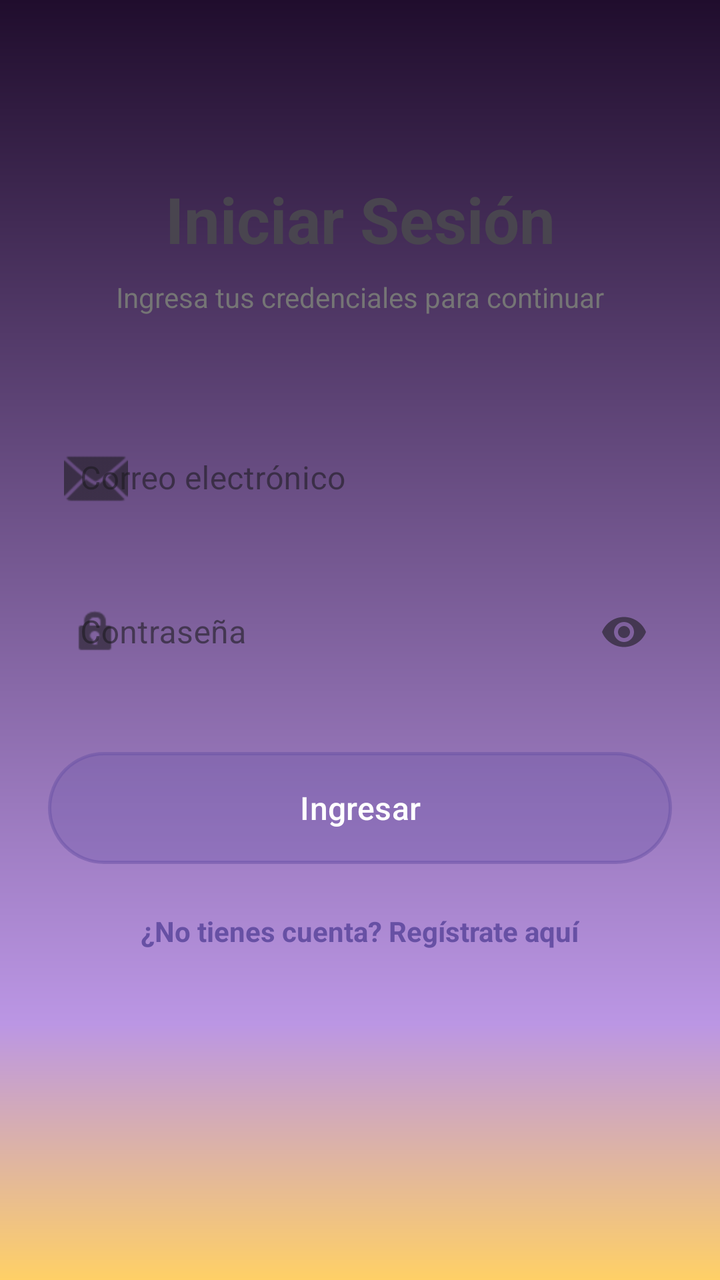
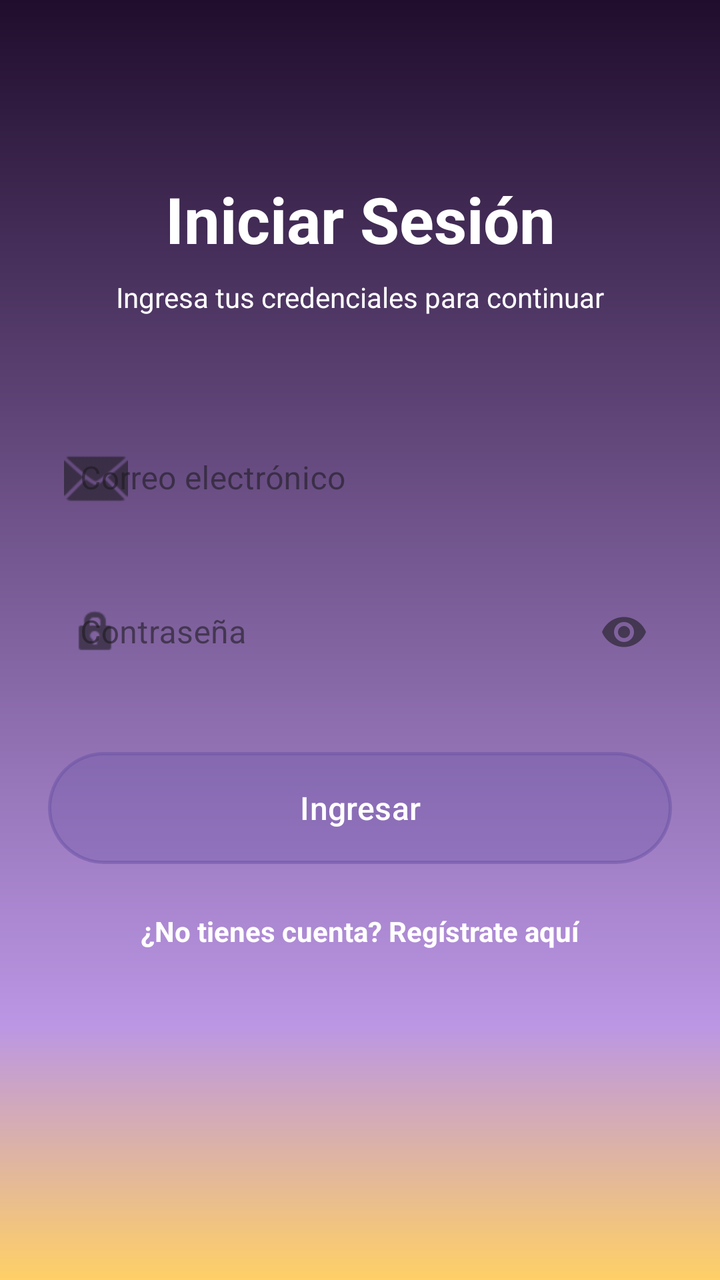

Compare the two renders of this Android layout. The source of the first and the diff that turns it into the second are given below.
<!-- AndroidManifest.xml: application theme Theme.DesafioPractico3 -->
<!-- res/layout/activity_login.xml -->
<?xml version="1.0" encoding="utf-8"?>
<androidx.constraintlayout.widget.ConstraintLayout
    xmlns:android="http://schemas.android.com/apk/res/android"
    xmlns:app="http://schemas.android.com/apk/res-auto"
    xmlns:tools="http://schemas.android.com/tools"
    android:layout_width="match_parent"
    android:background="@drawable/bg_gradiand_glass"
    android:layout_height="match_parent"
    android:padding="24dp"
    tools:context=".LoginActivity">

    
    <TextView
        android:id="@+id/tvTitle"
        android:layout_width="wrap_content"
        android:layout_height="wrap_content"
        android:layout_marginTop="64dp"
        android:text="Iniciar Sesión"
        android:textSize="32sp"
        android:textStyle="bold"
        app:layout_constraintEnd_toEndOf="parent"
        app:layout_constraintStart_toStartOf="parent"
        app:layout_constraintTop_toTopOf="parent" />

    
    <TextView
        android:id="@+id/tvSubtitle"
        android:layout_width="wrap_content"
        android:layout_height="wrap_content"
        android:layout_marginTop="8dp"
        android:text="Ingresa tus credenciales para continuar"
        android:textColor="#757575"
        app:layout_constraintEnd_toEndOf="parent"
        app:layout_constraintStart_toStartOf="parent"
        app:layout_constraintTop_toBottomOf="@id/tvTitle" />

    
    <com.google.android.material.textfield.TextInputLayout
        android:id="@+id/tilEmail"
        style="@style/Widget.MaterialComponents.TextInputLayout.OutlinedBox"
        android:layout_width="match_parent"
        android:layout_height="wrap_content"
        android:layout_marginTop="48dp"
        android:hint="Correo electrónico"
        app:startIconDrawable="@android:drawable/ic_dialog_email"
        app:layout_constraintTop_toBottomOf="@id/tvSubtitle">

        <com.google.android.material.textfield.TextInputEditText
            android:id="@+id/etEmail"
            android:layout_width="match_parent"
            android:background="@android:color/transparent"
            android:layout_height="wrap_content"
            android:inputType="textEmailAddress" />
    </com.google.android.material.textfield.TextInputLayout>

    
    <com.google.android.material.textfield.TextInputLayout
        android:id="@+id/tilPassword"
        style="@style/Widget.MaterialComponents.TextInputLayout.OutlinedBox"
        android:layout_width="match_parent"
        android:layout_height="wrap_content"
        android:layout_marginTop="16dp"
        android:hint="Contraseña"
        app:endIconMode="password_toggle"
        app:startIconDrawable="@android:drawable/ic_lock_idle_lock"
        app:layout_constraintTop_toBottomOf="@id/tilEmail">

        <com.google.android.material.textfield.TextInputEditText
            android:id="@+id/etPassword"
            android:layout_width="match_parent"
            android:background="@android:color/transparent"
            android:layout_height="wrap_content"
            android:inputType="textPassword" />

    </com.google.android.material.textfield.TextInputLayout>

    

    

    <com.google.android.material.button.MaterialButton
        android:id="@+id/btnLogin"
        android:layout_width="match_parent"
        android:layout_height="56dp"
        android:layout_marginTop="32dp"
        android:background="@drawable/bg_boton_cristal"
        android:text="Ingresar"
        android:textSize="16sp"
        app:cornerRadius="8dp"
        app:layout_constraintTop_toBottomOf="@id/tilPassword"
        app:strokeColor="@color/white"
        app:strokeWidth="1.5dp"
        tools:layout_editor_absoluteX="24dp" />

    <TextView
        android:id="@+id/tvIrRegistro"
        android:layout_width="wrap_content"
        android:layout_height="wrap_content"
        android:layout_marginTop="16dp"
        android:text="¿No tienes cuenta? Regístrate aquí"
        android:textColor="?attr/colorPrimary"
        android:textStyle="bold"
        android:padding="8dp"
        app:layout_constraintEnd_toEndOf="parent"
        app:layout_constraintStart_toStartOf="parent"
        app:layout_constraintTop_toBottomOf="@id/btnLogin" />

    
    <ProgressBar
        android:id="@+id/progressBar"
        android:layout_width="wrap_content"
        android:layout_height="wrap_content"
        android:visibility="gone"
        android:elevation="8dp"
        app:layout_constraintBottom_toBottomOf="parent"
        app:layout_constraintEnd_toEndOf="parent"
        app:layout_constraintStart_toStartOf="parent"
        app:layout_constraintTop_toTopOf="parent" />

</androidx.constraintlayout.widget.ConstraintLayout>
<!-- resources referenced by this layout -->
<resources>
  <color name="white">#FFFFFFFF</color>
  <!-- drawable bg_boton_cristal (drawable) -->
  <?xml version="1.0" encoding="utf-8"?>
  <ripple xmlns:android="http://schemas.android.com/apk/res/android"
      android:color="#40FFFFFF"> 
  
      <item>
          <shape android:shape="rectangle">
              
              <corners android:radius="100dp" />
  
              
              <solid android:color="#4DFFFFFF" />
  
              
              <stroke
                  android:width="1.5dp"
                  android:color="#80FFFFFF" />
          </shape>
      </item>
  
  </ripple>
  <!-- drawable bg_gradiand_glass (drawable) -->
  <?xml version="1.0" encoding="utf-8"?>
  <shape xmlns:android="http://schemas.android.com/apk/res/android">
      <gradient
          android:useLevel="true"
          android:angle="90"
          android:centerX="0.2"
          android:centerY="0.2"
          android:endColor="#200D2D"
          android:centerColor="#BB96E4"
          android:startColor="#FFD066" />
  </shape>
  <style name="Theme.DesafioPractico3" parent="Base.Theme.DesafioPractico3" />
  <style name="Base.Theme.DesafioPractico3" parent="Theme.Material3.DayNight.NoActionBar">
          
          
      </style>
</resources>

<!-- the commit's change to res/layout/activity_login.xml (unified diff, before → after) -->
@@ -4,6 +4,7 @@
     xmlns:app="http://schemas.android.com/apk/res-auto"
     xmlns:tools="http://schemas.android.com/tools"
     android:layout_width="match_parent"
+
     android:background="@drawable/bg_gradiand_glass"
     android:layout_height="match_parent"
     android:padding="24dp"
@@ -18,6 +19,7 @@
         android:text="Iniciar Sesión"
         android:textSize="32sp"
         android:textStyle="bold"
+        android:textColor="@color/white"
         app:layout_constraintEnd_toEndOf="parent"
         app:layout_constraintStart_toStartOf="parent"
         app:layout_constraintTop_toTopOf="parent" />
@@ -29,7 +31,7 @@
         android:layout_height="wrap_content"
         android:layout_marginTop="8dp"
         android:text="Ingresa tus credenciales para continuar"
-        android:textColor="#757575"
+        android:textColor="@color/white"
         app:layout_constraintEnd_toEndOf="parent"
         app:layout_constraintStart_toStartOf="parent"
         app:layout_constraintTop_toBottomOf="@id/tvTitle" />
@@ -48,6 +50,7 @@
         <com.google.android.material.textfield.TextInputEditText
             android:id="@+id/etEmail"
             android:layout_width="match_parent"
+            android:textColor="@color/white"
             android:background="@android:color/transparent"
             android:layout_height="wrap_content"
             android:inputType="textEmailAddress" />
@@ -68,6 +71,7 @@
         <com.google.android.material.textfield.TextInputEditText
             android:id="@+id/etPassword"
             android:layout_width="match_parent"
+            android:textColor="@color/white"
             android:background="@android:color/transparent"
             android:layout_height="wrap_content"
             android:inputType="textPassword" />
@@ -98,8 +102,9 @@
         android:layout_height="wrap_content"
         android:layout_marginTop="16dp"
         android:text="¿No tienes cuenta? Regístrate aquí"
-        android:textColor="?attr/colorPrimary"
+        android:textColor="@color/white"
         android:textStyle="bold"
+
         android:padding="8dp"
         app:layout_constraintEnd_toEndOf="parent"
         app:layout_constraintStart_toStartOf="parent"
<!-- resource entries referenced after the edit -->
@@ -36,6 +36,8 @@
   </shape>
   <style name="Theme.DesafioPractico3" parent="Base.Theme.DesafioPractico3" />
   <style name="Base.Theme.DesafioPractico3" parent="Theme.Material3.DayNight.NoActionBar">
+          <item name="android:statusBarColor">@android:color/transparent</item>
+          <item name="android:windowTranslucentStatus">true</item>
           
           
       </style>
